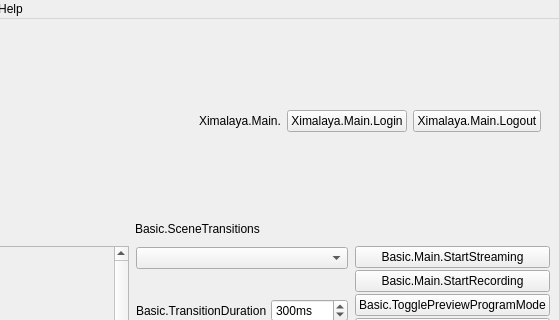
First picture: the form in UI/forms/OBSBasic.ui, repository flying19880517/obs-studio, before the edit; both pictures show x 957 to 1516 and y 0 to 320 of the 1516 by 724 pixel window.
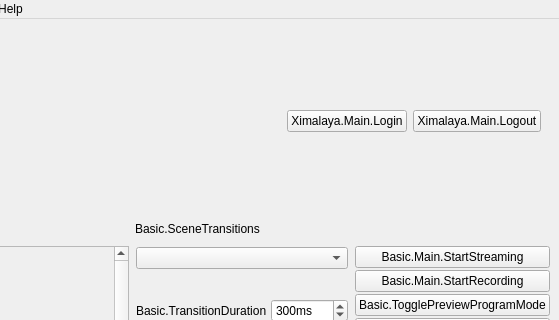
Second picture: the form after the edit. Icons and pictures are not drawn. Custom widgets are drawn as their Qt base class.

Commit message: 设计器上登录名显示为空

The edit to the form file:
```diff
--- a/UI/forms/OBSBasic.ui
+++ b/UI/forms/OBSBasic.ui
@@ -99,7 +99,7 @@
            <item row="0" column="2">
             <widget class="QLabel" name="lblNickname">
              <property name="text">
-              <string>Ximalaya.Main.</string>
+              <string/>
              </property>
             </widget>
            </item>
```
